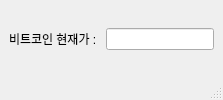
This is upbitCurrentPrice.ui in kkuho/pracgtice as Qt 5 draws it before an edit. The edited form follows.
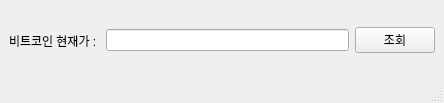
This is the edited form.

```diff
--- a/upbitCurrentPrice.ui
+++ b/upbitCurrentPrice.ui
@@ -2,6 +2,14 @@
 <ui version="4.0">
  <class>MainWindow</class>
  <widget class="QMainWindow" name="MainWindow">
+  <property name="geometry">
+   <rect>
+    <x>0</x>
+    <y>0</y>
+    <width>444</width>
+    <height>103</height>
+   </rect>
+  </property>
   <property name="windowTitle">
    <string>MainWindow</string>
   </property>
@@ -17,6 +25,13 @@
     <item>
      <widget class="QLineEdit" name="lineEdit"/>
     </item>
+    <item>
+     <widget class="QPushButton" name="pushButton">
+      <property name="text">
+       <string>조회</string>
+      </property>
+     </widget>
+    </item>
    </layout>
   </widget>
   <widget class="QMenuBar" name="menubar">
```
Left out of the diff: 2 changed lines with no effect on the pictures.
